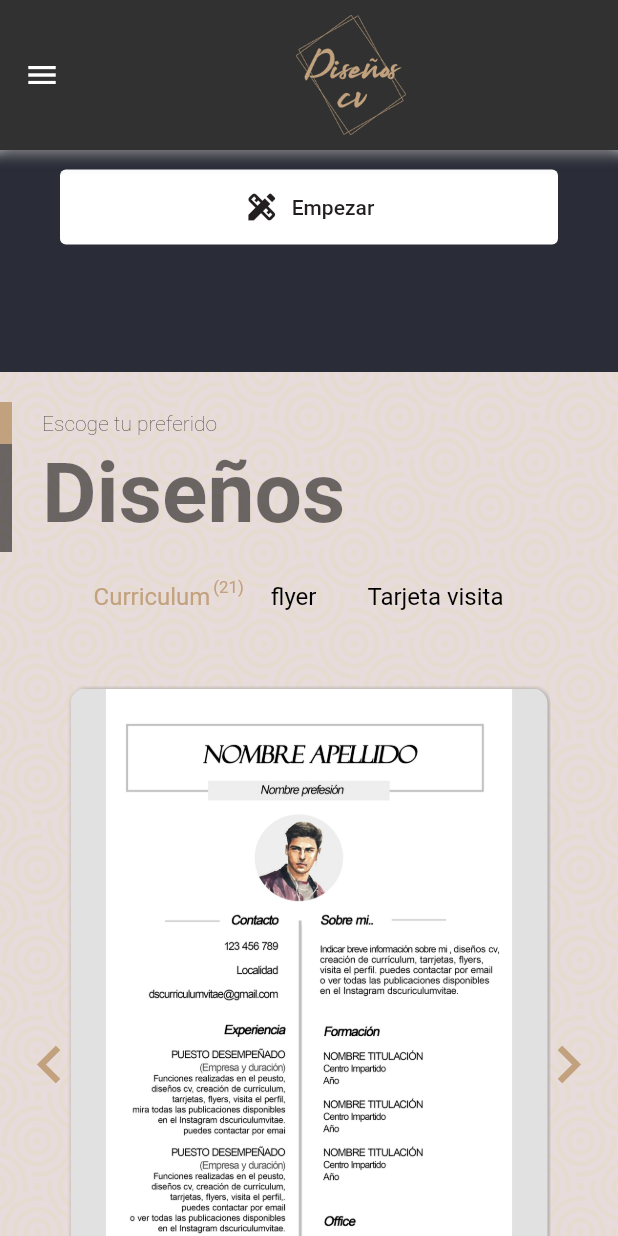
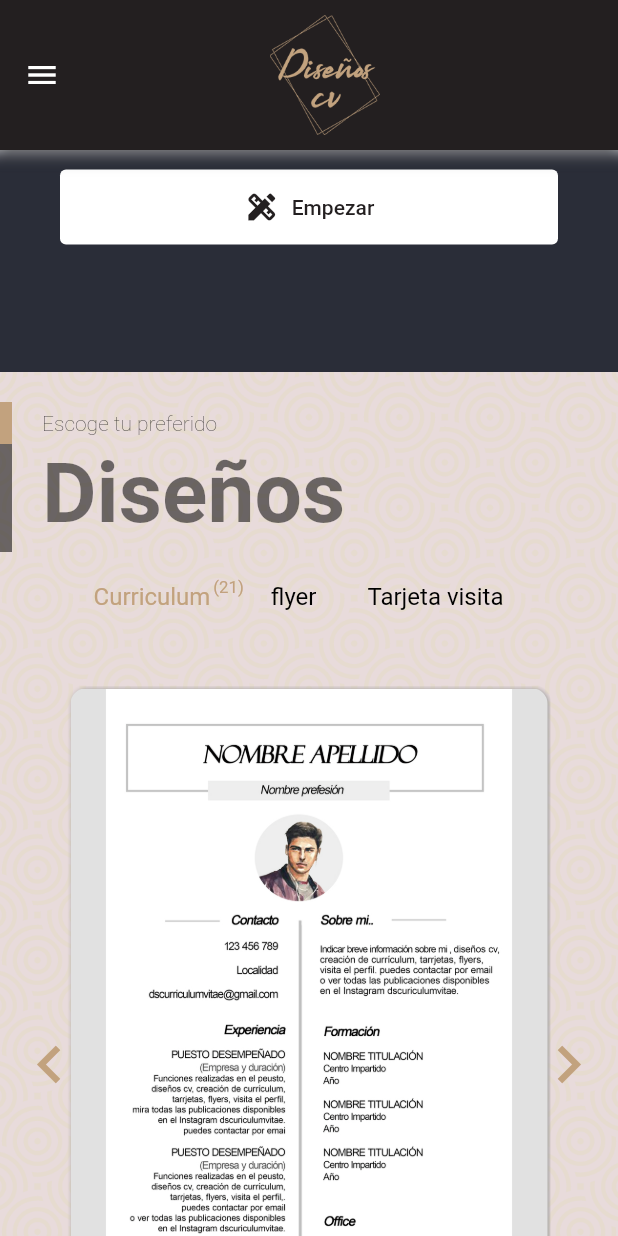
Before and after one commit to xenxi/cv-desing, a Flutter app: the HomePage screen opened by its route, scrolled down 576 dp, on a phone screen of 412 x 824 dp. Run offline on Flutter 3.47's test engine with Material 2 defaults, Android fonts, the phone set to English and light mode, and no system bars; our stand-ins replace animate_do, flutter_hooks, font_awesome_flutter, responsive_builder.

Commit message:
fix aling

```diff
--- a/lib/presentation/home/widgets/navbar/custom_mobile_navbar.dart
+++ b/lib/presentation/home/widgets/navbar/custom_mobile_navbar.dart
@@ -13,8 +13,7 @@ class CustomMobileNavBar extends StatelessWidget with PreferredSizeWidget {
   Widget build(BuildContext context) {
     return AppBar(
       toolbarHeight: CustomTheme.navbarHeight,
-      // backgroundColor: CustomTheme.secondaryColor,
-      backgroundColor: const Color(0xFF313131),
+      backgroundColor: CustomTheme.secondaryColor,
       title: IntrinsicHeight(
         child: Row(
           children: [
@@ -23,6 +22,9 @@ class CustomMobileNavBar extends StatelessWidget with PreferredSizeWidget {
               height: 80,
               onTap: () => Navigator.of(context).pushNamedAndRemoveUntil(
                   AppRouter.home, (Route<dynamic> route) => false),
+            ),
+            const SizedBox(
+              width: 35,
             ),
             const Spacer(),
           ],
```
